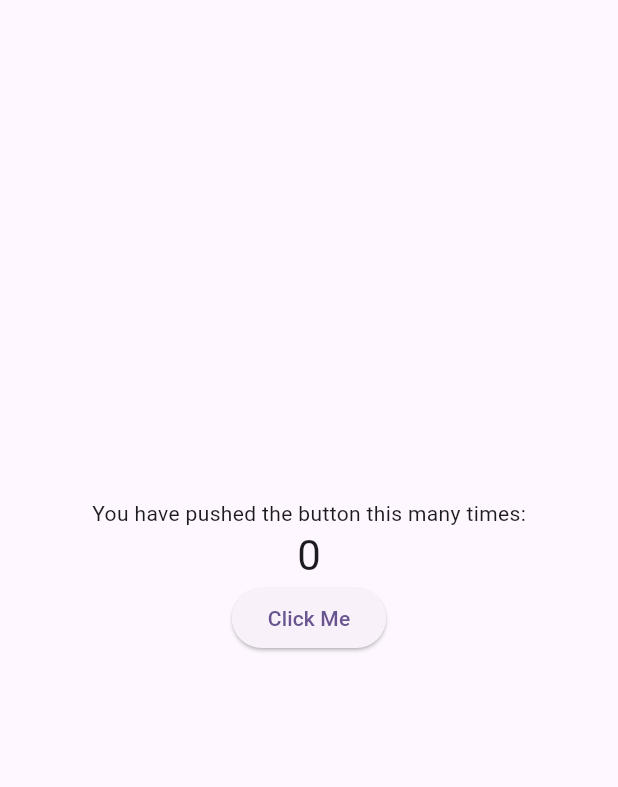
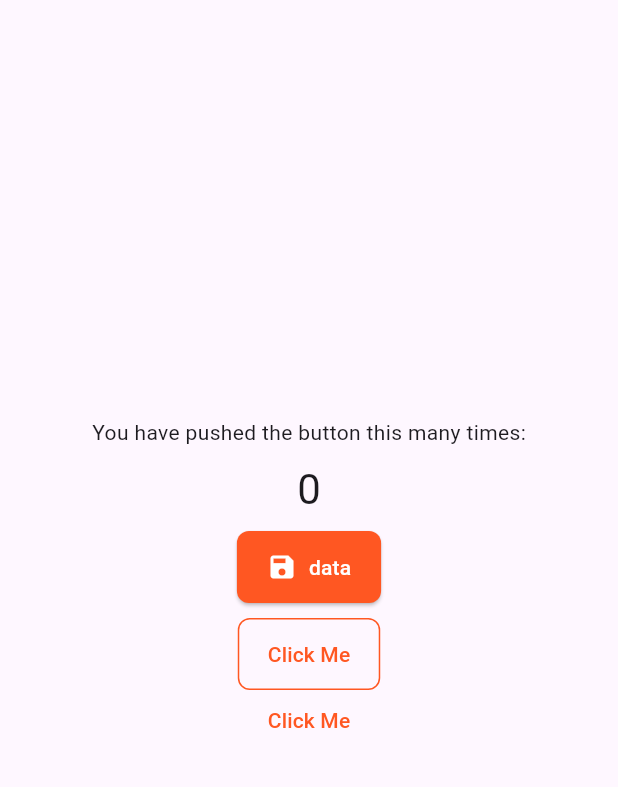
Before and after one commit to DeveloperRejaul/flutter_beautify, a Flutter app: the screen it shows after launch, on a phone screen of 412 x 824 dp, the part 84-871 px from its top. Run offline on Flutter 3.47's test engine with Material 3 defaults, Android fonts, the phone set to English and light mode, and no system bars.

Commit message:
add button

```diff
--- a/example/lib/main.dart
+++ b/example/lib/main.dart
@@ -48,6 +48,7 @@ class _MyHomePageState extends State<MyHomePage> {
       body: Center(
         child: Column(
           mainAxisAlignment: MainAxisAlignment.center,
+          spacing: 10,
           children: <Widget>[
             const Text('You have pushed the button this many times:'),
             Text(
@@ -56,12 +57,28 @@ class _MyHomePageState extends State<MyHomePage> {
             ),
 
             // apply widgets
-            Button(
+            Button.solid(
               onPressed: () {
                 _incrementCounter();
               },
+              color: Colors.deepOrange,
+              leading: Icon(Icons.save, size: 20),
+              child: const Text("data"),
+            ),
+            Button.outline(
               title: "Click Me",
+              onPressed: () {
+                _incrementCounter();
+              },
+              color: Colors.deepOrange,
             ),
+            Button.link(
+              title: "Click Me",
+              onPressed: () {
+                _incrementCounter();
+              },
+              color: Colors.deepOrange,
+            )
           ],
         ),
       ),
--- a/example/lib/widgets/button.dart
+++ b/example/lib/widgets/button.dart
@@ -1,19 +1,168 @@
 import 'package:flutter/material.dart';
-
 
 class Button extends StatelessWidget {
   final VoidCallback? onPressed;
-  final Widget? child;
-  final String? title;
+  final Widget child;
+  final ButtonStyle style;
+  final Icon? leading;
 
+  const Button._({
+    super.key,
+    required this.onPressed,
+    required this.child,
+    required this.style,
+    this.leading,
+  });
 
-  const Button({super.key, this.onPressed, this.child, this.title});
+  // Default → solid
+  factory Button({
+    Key? key,
+    required VoidCallback? onPressed,
+    String? title,
+    Widget? child,
+    Color color = Colors.blue,
+    ButtonStyle? style,
+    Icon? leading,
+  }) {
+    return Button.solid(
+      key: key,
+      onPressed: onPressed,
+      title: title,
+      child: child,
+      color: color,
+      style: style,
+      leading: leading,
+    );
+  }
+
+  // -------- SOLID --------
+  factory Button.solid({
+    Key? key,
+    required VoidCallback? onPressed,
+    String? title,
+    Widget? child,
+    Color color = Colors.blue,
+    ButtonStyle? style,
+    Icon? leading,
+  }) {
+    final base = ElevatedButton.styleFrom(
+      backgroundColor: color,
+      foregroundColor: Colors.white,
+      padding: const EdgeInsets.symmetric(horizontal: 20, vertical: 14),
+      shape: RoundedRectangleBorder(
+        borderRadius: BorderRadius.circular(8),
+      ),
+    );
+
+    return Button._(
+      key: key,
+      onPressed: onPressed,
+      style: _resolveStyle(base, style),
+      leading: leading,
+      child: child ?? Text(title ?? ""),
+    );
+  }
+
+  // -------- OUTLINE --------
+  factory Button.outline({
+    Key? key,
+    required VoidCallback? onPressed,
+    String? title,
+    Widget? child,
+    Color color = Colors.blue,
+    ButtonStyle? style,
+    Icon? leading,
+  }) {
+    final base = ElevatedButton.styleFrom(
+      backgroundColor: Colors.transparent,
+      foregroundColor: color,
+      elevation: 0,
+      side: BorderSide(color: color),
+      padding: const EdgeInsets.symmetric(horizontal: 20, vertical: 14),
+      shape: RoundedRectangleBorder(
+        borderRadius: BorderRadius.circular(8),
+      ),
+    );
+
+    return Button._(
+      key: key,
+      onPressed: onPressed,
+      style: _resolveStyle(base, style),
+      leading: leading,
+      child: child ?? Text(title ?? ""),
+    );
+  }
+
+  // -------- LINK --------
+  factory Button.link({
+    Key? key,
+    required VoidCallback? onPressed,
+    String? title,
+    Widget? child,
+    Color color = Colors.blue,
+    ButtonStyle? style,
+    Icon? leading,
+  }) {
+    final base = ElevatedButton.styleFrom(
+      backgroundColor: Colors.transparent,
+      foregroundColor: color,
+      shadowColor: Colors.transparent,
+      elevation: 0,
+      padding: EdgeInsets.zero,
+      minimumSize: Size.zero,
+      tapTargetSize: MaterialTapTargetSize.shrinkWrap,
+    ).copyWith(
+      overlayColor: MaterialStateProperty.all(Colors.transparent),
+      elevation: MaterialStateProperty.all(0),
+    );
+
+    return Button._(
+      key: key,
+      onPressed: onPressed,
+      style: _resolveStyle(base, style),
+      leading: leading,
+      child: child ?? Text(title ?? ""),
+    );
+  }
+
+  // -------- STYLE RESOLVER --------
+  static ButtonStyle _resolveStyle(
+    ButtonStyle base,
+    ButtonStyle? override,
+  ) {
+    if (override == null) return base;
+
+    return base.copyWith(
+      backgroundColor: override.backgroundColor,
+      foregroundColor: override.foregroundColor,
+      padding: override.padding,
+      shape: override.shape,
+      elevation: override.elevation,
+      side: override.side,
+      textStyle: override.textStyle,
+      overlayColor: override.overlayColor,
+      alignment: override.alignment,
+      minimumSize: override.minimumSize,
+      maximumSize: override.maximumSize,
+    );
+  }
 
   @override
   Widget build(BuildContext context) {
     return ElevatedButton(
       onPressed: onPressed,
-      child: child ?? Text(title ?? ""),
+      style: style,
+      child: leading != null
+          ? Row(
+              mainAxisSize: MainAxisSize.min,
+              mainAxisAlignment: MainAxisAlignment.center,
+              children: [
+                leading!,
+                const SizedBox(width: 8),
+                child,
+              ],
+            )
+          : child,
     );
   }
 }
--- a/example/lib/widgets/button/button.dart
+++ /dev/null
@@ -1,87 +0,0 @@
-import 'package:flutter/material.dart';
-
-class Button extends StatelessWidget {
-  final VoidCallback? onPressed;
-  final Widget child;
-  final ButtonStyle style;
-
-  const Button._({
-    super.key,
-    required this.onPressed,
-    required this.child,
-    required this.style,
-  });
-
-  factory Button.solid({
-    Key? key,
-    required VoidCallback? onPressed,
-    String? title,
-    Widget? child,
-    Color color = Colors.blue,
-  }) {
-    return Button._(
-      key: key,
-      onPressed: onPressed,
-      child: child ?? Text(title ?? ""),
-      style: ElevatedButton.styleFrom(
-        backgroundColor: color,
-        foregroundColor: Colors.white,
-        padding: const EdgeInsets.symmetric(horizontal: 20, vertical: 14),
-        shape: RoundedRectangleBorder(
-          borderRadius: BorderRadius.circular(8),
-        ),
-      ),
-    );
-  }
-
-  factory Button.outline({
-    Key? key,
-    required VoidCallback? onPressed,
-    String? title,
-    Widget? child,
-    Color color = Colors.blue,
-  }) {
-    return Button._(
-      key: key,
-      onPressed: onPressed,
-      child: child ?? Text(title ?? ""),
-      style: ElevatedButton.styleFrom(
-        backgroundColor: Colors.transparent,
-        foregroundColor: color,
-        elevation: 0,
-        side: BorderSide(color: color),
-        padding: const EdgeInsets.symmetric(horizontal: 20, vertical: 14),
-        shape: RoundedRectangleBorder(
-          borderRadius: BorderRadius.circular(8),
-        ),
-      ),
-    );
-  }
-
-  factory Button.text({
-    Key? key,
-    required VoidCallback? onPressed,
-    String? title,
-    Widget? child,
-  }) {
-    return Button._(
-      key: key,
-      onPressed: onPressed,
-      child: child ?? Text(title ?? ""),
-      style: ElevatedButton.styleFrom(
-        backgroundColor: Colors.transparent,
-        elevation: 0,
-        foregroundColor: Colors.blue,
-      ),
-    );
-  }
-
-  @override
-  Widget build(BuildContext context) {
-    return ElevatedButton(
-      onPressed: onPressed,
-      style: style,
-      child: child,
-    );
-  }
-}
--- a/example/lib/widgets/button/button_styles.dart
+++ /dev/null
@@ -1,28 +0,0 @@
-import 'package:flutter/material.dart';
-
-class ButtonStyles {
-  ButtonStyles._();
-
-  static ButtonStyle primary() {
-    return ElevatedButton.styleFrom(
-      backgroundColor: Colors.blue,
-      foregroundColor: Colors.white,
-    );
-  }
-
-  static ButtonStyle secondary() {
-    return ElevatedButton.styleFrom(
-      backgroundColor: Colors.grey.shade200,
-      foregroundColor: Colors.black,
-      elevation: 0,
-      side: const BorderSide(color: Colors.grey),
-    );
-  }
-
-  static ButtonStyle danger() {
-    return ElevatedButton.styleFrom(
-      backgroundColor: Colors.red,
-      foregroundColor: Colors.white,
-    );
-  }
-}
```
